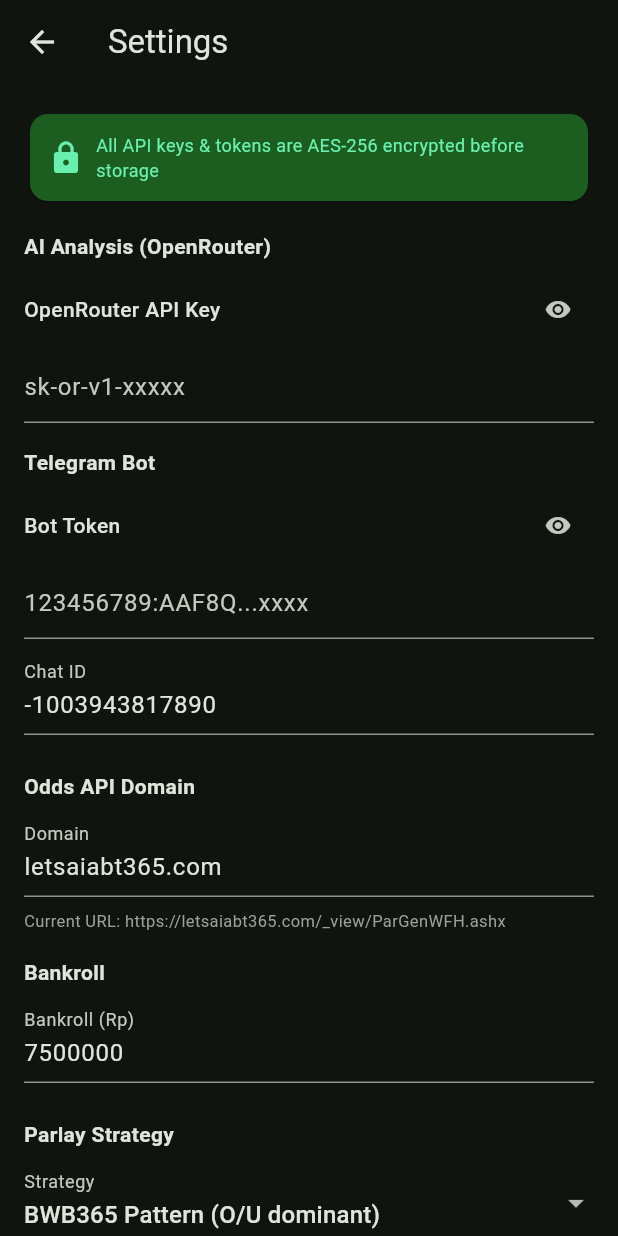
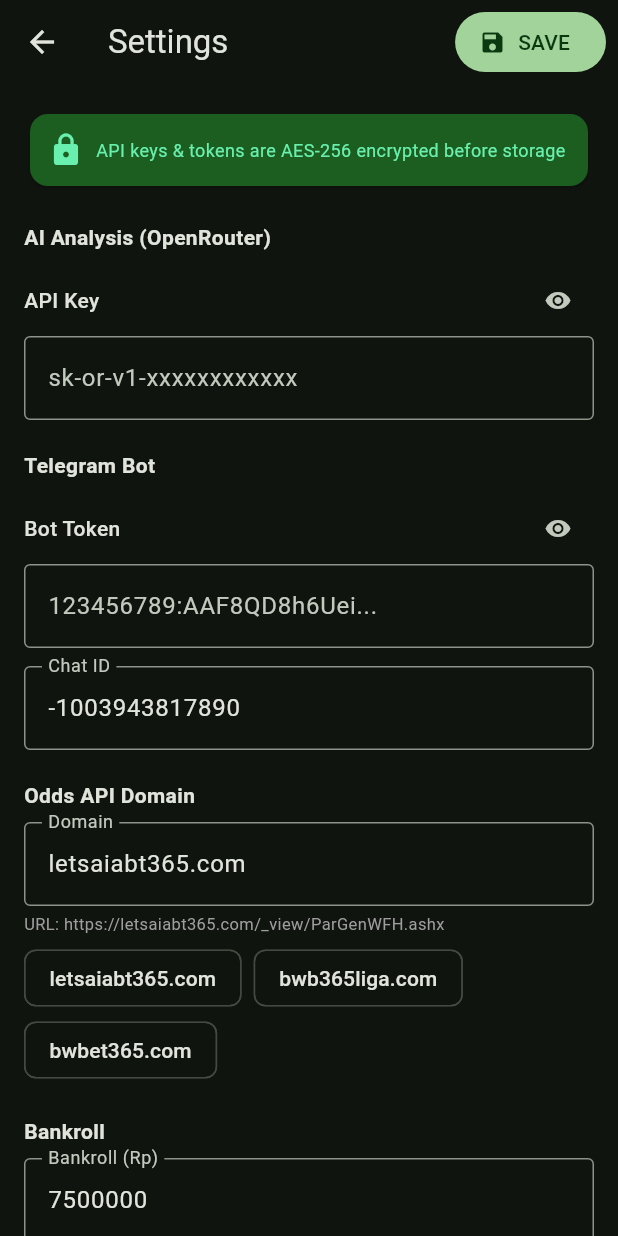
Before and after one commit to rudiawenk6/mix-parlay-tracker, a Flutter app: the SettingsScreen screen opened directly, on a phone screen of 412 x 824 dp. Run offline on Flutter 3.47's test engine with Material 3 defaults, Android fonts, the phone set to English and light mode, and no system bars; our stand-ins replace shared_preferences; missing offline and left inert: encrypt; accounts and stored records are empty; network calls fail.

Commit message:
Fix: Save button in Settings, better error messages, internet permission, domain quick-select
- Settings: big SAVE button in AppBar
- Settings: domain quick-select chips (3 common domains)
- Settings: show current encrypted values masked
- Generate: show domain being fetched, better error messages
- Generate: show available matches list (expandable)
- Generate: status messages for each step
- OddsService: throw descriptive errors (HTTP status, parse error)
- AndroidManifest: INTERNET permission + cleartext traffic

```diff
--- a/lib/screens/settings_screen.dart
+++ b/lib/screens/settings_screen.dart
@@ -14,14 +14,97 @@ class _SettingsScreenState extends State<SettingsScreen> {
   bool _showORKey = false;
   bool _showTGToken = false;
 
+  // Controllers
+  final _orKeyCtrl = TextEditingController();
+  final _tgTokenCtrl = TextEditingController();
+  final _tgChatCtrl = TextEditingController();
+  final _domainCtrl = TextEditingController();
+  final _bankrollCtrl = TextEditingController();
+
+  @override
+  void initState() {
+    super.initState();
+    _loadControllers();
+  }
+
+  void _loadControllers() {
+    _orKeyCtrl.text = _settings.openRouterKey;
+    _tgTokenCtrl.text = _settings.telegramToken;
+    _tgChatCtrl.text = _settings.telegramChatId;
+    _domainCtrl.text = _settings.bwbDomain;
+    _bankrollCtrl.text = _settings.bankroll.round().toString();
+  }
+
+  Future<void> _saveAll() async {
+    final errors = <String>[];
+
+    // Save OpenRouter key (validate if not empty)
+    if (_orKeyCtrl.text.isNotEmpty && !CryptoService.isValidOpenRouterKey(_orKeyCtrl.text)) {
+      errors.add('OpenRouter key format invalid (must start with sk-or-)');
+    } else if (_orKeyCtrl.text.isNotEmpty) {
+      await _settings.saveOpenRouterKey(_orKeyCtrl.text);
+    }
+
+    // Save Telegram token (validate if not empty)
+    if (_tgTokenCtrl.text.isNotEmpty && !CryptoService.isValidTelegramToken(_tgTokenCtrl.text)) {
+      errors.add('Telegram token format invalid (format: 123456:AAF...)');
+    } else if (_tgTokenCtrl.text.isNotEmpty) {
+      await _settings.saveTelegramToken(_tgTokenCtrl.text);
+    }
+
+    // Save chat ID
+    if (_tgChatCtrl.text.isNotEmpty) {
+      await _settings.saveTelegramChatId(_tgChatCtrl.text);
+    }
+
+    // Save domain (validate)
+    if (_domainCtrl.text.isNotEmpty) {
+      if (!CryptoService.isValidDomain(_domainCtrl.text)) {
+        errors.add('Domain format invalid');
+      } else {
+        await _settings.saveBwbDomain(_domainCtrl.text);
+      }
+    }
+
+    // Save bankroll
+    if (_bankrollCtrl.text.isNotEmpty) {
+      await _settings.saveBankroll(double.tryParse(_bankrollCtrl.text) ?? 7500000);
+    }
+
+    if (mounted) {
+      if (errors.isEmpty) {
+        ScaffoldMessenger.of(context).showSnackBar(
+          const SnackBar(content: Text('Settings saved! (sensitive data encrypted)'), backgroundColor: Colors.green),
+        );
+      } else {
+        ScaffoldMessenger.of(context).showSnackBar(
+          SnackBar(content: Text(errors.join('\n')), backgroundColor: Colors.red),
+        );
+      }
+      setState(() {});
+    }
+  }
+
   @override
   Widget build(BuildContext context) {
     return Scaffold(
-      appBar: AppBar(title: const Text('Settings')),
+      appBar: AppBar(
+        title: const Text('Settings'),
+        actions: [
+          Padding(
+            padding: const EdgeInsets.only(right: 8),
+            child: FilledButton.icon(
+              onPressed: _saveAll,
+              icon: const Icon(Icons.save),
+              label: const Text('SAVE'),
+            ),
+          ),
+        ],
+      ),
       body: ListView(
         padding: const EdgeInsets.all(16),
         children: [
-          // === SECURITY NOTICE ===
+          // SECURITY NOTICE
           Card(
             color: Colors.green.shade900,
             child: const Padding(
@@ -32,7 +115,7 @@ class _SettingsScreenState extends State<SettingsScreen> {
                   SizedBox(width: 8),
                   Expanded(
                     child: Text(
-                      'All API keys & tokens are AES-256 encrypted before storage',
+                      'API keys & tokens are AES-256 encrypted before storage',
                       style: TextStyle(fontSize: 12, color: Colors.greenAccent),
                     ),
                   ),
@@ -40,95 +123,140 @@ class _SettingsScreenState extends State<SettingsScreen> {
               ),
             ),
           ),
-          const SizedBox(height: 16),
+          const SizedBox(height: 20),
 
-          // === OPENROUTER API KEY ===
+          // OPENROUTER API KEY
           _sectionHeader('AI Analysis (OpenRouter)'),
-          _encryptedField(
-            label: 'OpenRouter API Key',
-            value: _settings.openRouterKey,
-            maskedValue: _settings.openRouterKeyMasked,
-            showValue: _showORKey,
-            onToggleShow: () => setState(() => _showORKey = !_showORKey),
-            validator: CryptoService.isValidOpenRouterKey,
-            hintText: 'sk-or-v1-xxxxx',
-            onSave: (v) => _settings.saveOpenRouterKey(v),
+          Row(
+            children: [
+              Expanded(child: Text('API Key', style: const TextStyle(fontWeight: FontWeight.w500))),
+              IconButton(
+                icon: Icon(_showORKey ? Icons.visibility_off : Icons.visibility, size: 18),
+                onPressed: () => setState(() => _showORKey = !_showORKey),
+              ),
+            ],
           ),
-          const SizedBox(height: 16),
+          TextField(
+            controller: _orKeyCtrl,
+            obscureText: !_showORKey,
+            decoration: InputDecoration(
+              hintText: 'sk-or-v1-xxxxxxxxxxxx',
+              suffixIcon: _settings.hasOpenRouterKey ? const Icon(Icons.lock, size: 16) : null,
+              border: const OutlineInputBorder(),
+            ),
+          ),
+          if (_settings.hasOpenRouterKey)
+            Padding(
+              padding: const EdgeInsets.only(top: 4),
+              child: Text('Current: ${_settings.openRouterKeyMasked} (encrypted)', style: const TextStyle(fontSize: 11, color: Colors.grey)),
+            ),
+          const SizedBox(height: 20),
 
-          // === TELEGRAM ===
+          // TELEGRAM
           _sectionHeader('Telegram Bot'),
-          _encryptedField(
-            label: 'Bot Token',
-            value: _settings.telegramToken,
-            maskedValue: _settings.telegramTokenMasked,
-            showValue: _showTGToken,
-            onToggleShow: () => setState(() => _showTGToken = !_showTGToken),
-            validator: CryptoService.isValidTelegramToken,
-            hintText: '123456789:AAF8Q...xxxx',
-            onSave: (v) => _settings.saveTelegramToken(v),
+          Row(
+            children: [
+              Expanded(child: Text('Bot Token', style: const TextStyle(fontWeight: FontWeight.w500))),
+              IconButton(
+                icon: Icon(_showTGToken ? Icons.visibility_off : Icons.visibility, size: 18),
+                onPressed: () => setState(() => _showTGToken = !_showTGToken),
+              ),
+            ],
           ),
-          const SizedBox(height: 8),
-          _textField(
-            label: 'Chat ID',
-            value: _settings.telegramChatId,
-            hintText: '-1003943817890',
-            onSave: (v) => _settings.saveTelegramChatId(v),
+          TextField(
+            controller: _tgTokenCtrl,
+            obscureText: !_showTGToken,
+            decoration: InputDecoration(
+              hintText: '123456789:AAF8QD8h6Uei...',
+              suffixIcon: _settings.hasTelegramToken ? const Icon(Icons.lock, size: 16) : null,
+              border: const OutlineInputBorder(),
+            ),
           ),
-          const SizedBox(height: 16),
+          if (_settings.hasTelegramToken)
+            Padding(
+              padding: const EdgeInsets.only(top: 4),
+              child: Text('Current: ${_settings.telegramTokenMasked} (encrypted)', style: const TextStyle(fontSize: 11, color: Colors.grey)),
+            ),
+          const SizedBox(height: 12),
+          TextField(
+            controller: _tgChatCtrl,
+            decoration: const InputDecoration(
+              labelText: 'Chat ID',
+              hintText: '-1003943817890',
+              border: OutlineInputBorder(),
+            ),
+          ),
+          const SizedBox(height: 20),
 
-          // === ODDS DOMAIN ===
+          // ODDS DOMAIN
           _sectionHeader('Odds API Domain'),
-          _textField(
-            label: 'Domain',
-            value: _settings.bwbDomain,
-            hintText: 'letsaiabt365.com',
-            validator: CryptoService.isValidDomain,
-            onSave: (v) => _settings.saveBwbDomain(v),
+          TextField(
+            controller: _domainCtrl,
+            decoration: const InputDecoration(
+              labelText: 'Domain',
+              hintText: 'letsaiabt365.com',
+              border: OutlineInputBorder(),
+            ),
           ),
-          Text(
-            'Current URL: https://${_settings.bwbDomain}/_view/ParGenWFH.ashx',
-            style: const TextStyle(fontSize: 11, color: Colors.grey),
+          const SizedBox(height: 4),
+          Text('URL: https://${_domainCtrl.text}/_view/ParGenWFH.ashx',
+            style: const TextStyle(fontSize: 11, color: Colors.grey)),
+          const SizedBox(height: 4),
+          Wrap(
+            spacing: 8,
+            children: [
+              ActionChip(
+                label: const Text('letsaiabt365.com'),
+                onPressed: () { _domainCtrl.text = 'letsaiabt365.com'; setState(() {}); },
+              ),
+              ActionChip(
+                label: const Text('bwb365liga.com'),
+                onPressed: () { _domainCtrl.text = 'bwb365liga.com'; setState(() {}); },
+              ),
+              ActionChip(
+                label: const Text('bwbet365.com'),
+                onPressed: () { _domainCtrl.text = 'bwbet365.com'; setState(() {}); },
+              ),
+            ],
           ),
-          const SizedBox(height: 16),
+          const SizedBox(height: 20),
 
-          // === BANKROLL ===
+          // BANKROLL
           _sectionHeader('Bankroll'),
-          _textField(
-            label: 'Bankroll (Rp)',
-            value: _settings.bankroll.round().toString(),
-            hintText: '7500000',
-            isNumber: true,
-            onSave: (v) => _settings.saveBankroll(double.parse(v)),
+          TextField(
+            controller: _bankrollCtrl,
+            keyboardType: TextInputType.number,
+            decoration: const InputDecoration(
+              labelText: 'Bankroll (Rp)',
+              hintText: '7500000',
+              border: OutlineInputBorder(),
+            ),
           ),
-          const SizedBox(height: 16),
+          const SizedBox(height: 20),
 
-          // === STRATEGY ===
+          // STRATEGY
           _sectionHeader('Parlay Strategy'),
           DropdownButtonFormField<String>(
             value: _settings.parlayStrategy,
             items: const [
               DropdownMenuItem(value: 'bwb365', child: Text('BWB365 Pattern (O/U dominant)')),
-              DropdownMenuItem(value: 'oddeven', child: Text('Odd/Even (defensif leagues)')),
+              DropdownMenuItem(value: 'oddeven', child: Text('Odd/Even (defensive leagues)')),
               DropdownMenuItem(value: 'conservative', child: Text('Conservative (AH only)')),
             ],
             onChanged: (v) {
-              if (v != null) {
-                _settings.saveParlayStrategy(v);
-                setState(() {});
-              }
+              if (v != null) _settings.saveParlayStrategy(v);
             },
-            decoration: const InputDecoration(labelText: 'Strategy'),
+            decoration: const InputDecoration(border: OutlineInputBorder()),
           ),
-          const SizedBox(height: 24),
+          const SizedBox(height: 30),
 
-          // === CLEAR SENSITIVE ===
-          FilledButton.icon(
+          // CLEAR
+          OutlinedButton.icon(
             onPressed: () => _clearSensitive(),
-            icon: const Icon(Icons.delete_forever),
-            label: const Text('Clear All API Keys & Tokens'),
-            style: FilledButton.styleFrom(backgroundColor: Colors.red.shade800),
+            icon: const Icon(Icons.delete_forever, color: Colors.red),
+            label: const Text('Clear All API Keys & Tokens', style: TextStyle(color: Colors.red)),
           ),
+          const SizedBox(height: 20),
         ],
       ),
     );
@@ -141,95 +269,24 @@ class _SettingsScreenState extends State<SettingsScreen> {
     );
   }
 
-  Widget _encryptedField({
-    required String label,
-    required String value,
-    required String maskedValue,
-    required bool showValue,
-    required VoidCallback onToggleShow,
-    required bool Function(String) validator,
-    required String hintText,
-    required Future Function(String) onSave,
-  }) {
-    return Column(
-      crossAxisAlignment: CrossAxisAlignment.start,
-      children: [
-        Row(
-          children: [
-            Expanded(child: Text(label, style: const TextStyle(fontWeight: FontWeight.w500))),
-            IconButton(
-              icon: Icon(showValue ? Icons.visibility_off : Icons.visibility, size: 18),
-              onPressed: onToggleShow,
-            ),
-          ],
-        ),
-        const SizedBox(height: 4),
-        TextFormField(
-          initialValue: showValue ? value : maskedValue,
-          obscureText: !showValue && value.isNotEmpty,
-          decoration: InputDecoration(
-            hintText: hintText,
-            suffixIcon: value.isNotEmpty ? const Icon(Icons.lock, size: 16) : null,
-          ),
-          onFieldSubmitted: (v) async {
-            if (validator(v)) {
-              await onSave(v);
-              setState(() {});
-              ScaffoldMessenger.of(context).showSnackBar(
-                SnackBar(content: Text('$label saved (encrypted)'), backgroundColor: Colors.green),
-              );
-            } else {
-              ScaffoldMessenger.of(context).showSnackBar(
-                SnackBar(content: Text('Invalid $label format'), backgroundColor: Colors.red),
-              );
-            }
-          },
-        ),
-      ],
-    );
-  }
-
-  Widget _textField({
-    required String label,
-    required String value,
-    required String hintText,
-    bool Function(String)? validator,
-    bool isNumber = false,
-    required Future Function(String) onSave,
-  }) {
-    return Padding(
-      padding: const EdgeInsets.only(bottom: 8),
-      child: TextFormField(
-        initialValue: value,
-        keyboardType: isNumber ? TextInputType.number : null,
-        decoration: InputDecoration(labelText: label, hintText: hintText),
-        onFieldSubmitted: (v) async {
-          if (validator != null && !validator(v)) {
-            ScaffoldMessenger.of(context).showSnackBar(
-              SnackBar(content: Text('Invalid $label'), backgroundColor: Colors.red),
-            );
-            return;
-          }
-          await onSave(v);
-          setState(() {});
-        },
-      ),
-    );
-  }
-
   void _clearSensitive() {
     showDialog(
       context: context,
       builder: (_) => AlertDialog(
         title: const Text('Clear All Keys?'),
-        content: const Text('This will permanently delete all API keys and tokens (encrypted data).'),
+        content: const Text('Delete all API keys and tokens (encrypted data). This cannot be undone.'),
         actions: [
           TextButton(onPressed: () => Navigator.pop(context), child: const Text('Cancel')),
           TextButton(
             onPressed: () async {
               await _settings.clearSensitive();
+              _orKeyCtrl.clear();
+              _tgTokenCtrl.clear();
               Navigator.pop(context);
               setState(() {});
+              ScaffoldMessenger.of(context).showSnackBar(
+                const SnackBar(content: Text('All keys cleared'), backgroundColor: Colors.orange),
+              );
             },
             child: const Text('Clear', style: TextStyle(color: Colors.red)),
           ),
```
Also changed, not shown: lib/screens/generate_screen.dart (+63 -55 lines), lib/services/odds_service.dart (+9 -2 lines), 1 other file.
